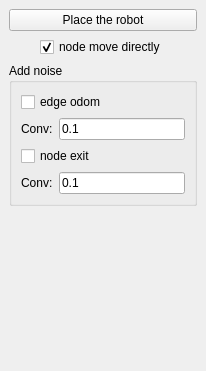
Old version of the form include/topo/UI/docksimulation.ui in the repository StumboEugen/topology_map.
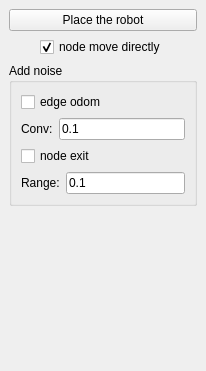
New version of the form.

Patch:
```diff
--- a/include/topo/UI/docksimulation.ui
+++ b/include/topo/UI/docksimulation.ui
@@ -81,7 +81,7 @@
          <item>
           <widget class="QLabel" name="label_2">
            <property name="text">
-            <string>Conv:</string>
+            <string>Range:</string>
            </property>
           </widget>
          </item>
```
